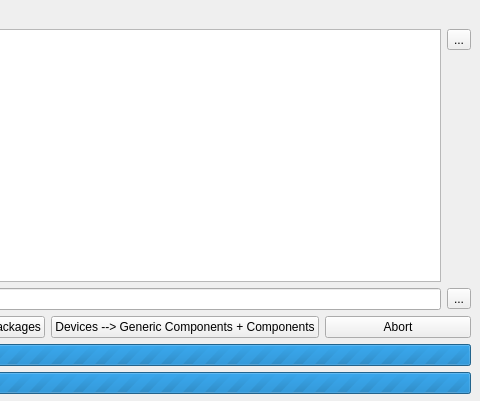
LibrePCB/LibrePCB, file tools/EagleImport/mainwindow.ui: the form before one commit; both pictures show x 436 to 916 and y 0 to 401 of the 916 by 710 pixel window.
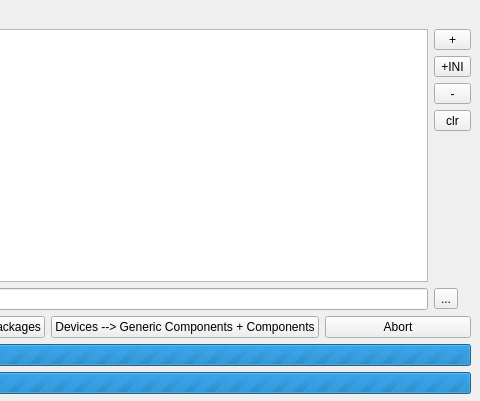
The form after the commit.

```diff
--- a/tools/EagleImport/mainwindow.ui
+++ b/tools/EagleImport/mainwindow.ui
@@ -112,8 +112,53 @@
      <layout class="QVBoxLayout" name="verticalLayout">
       <item>
        <widget class="QToolButton" name="inputBtn">
+        <property name="sizePolicy">
+         <sizepolicy hsizetype="Minimum" vsizetype="Fixed">
+          <horstretch>0</horstretch>
+          <verstretch>0</verstretch>
+         </sizepolicy>
+        </property>
         <property name="text">
-         <string>...</string>
+         <string>+</string>
+        </property>
+       </widget>
+      </item>
+      <item>
+       <widget class="QToolButton" name="btnPathsFromIni">
+        <property name="sizePolicy">
+         <sizepolicy hsizetype="Minimum" vsizetype="Fixed">
+          <horstretch>0</horstretch>
+          <verstretch>0</verstretch>
+         </sizepolicy>
+        </property>
+        <property name="text">
+         <string>+INI</string>
+        </property>
+       </widget>
+      </item>
+      <item>
+       <widget class="QToolButton" name="toolButton_2">
+        <property name="sizePolicy">
+         <sizepolicy hsizetype="Minimum" vsizetype="Fixed">
+          <horstretch>0</horstretch>
+          <verstretch>0</verstretch>
+         </sizepolicy>
+        </property>
+        <property name="text">
+         <string>-</string>
+        </property>
+       </widget>
+      </item>
+      <item>
+       <widget class="QToolButton" name="toolButton">
+        <property name="sizePolicy">
+         <sizepolicy hsizetype="Minimum" vsizetype="Fixed">
+          <horstretch>0</horstretch>
+          <verstretch>0</verstretch>
+         </sizepolicy>
+        </property>
+        <property name="text">
+         <string>clr</string>
         </property>
        </widget>
       </item>
```
Left out of the diff: 6 changed lines with no effect on the pictures.
